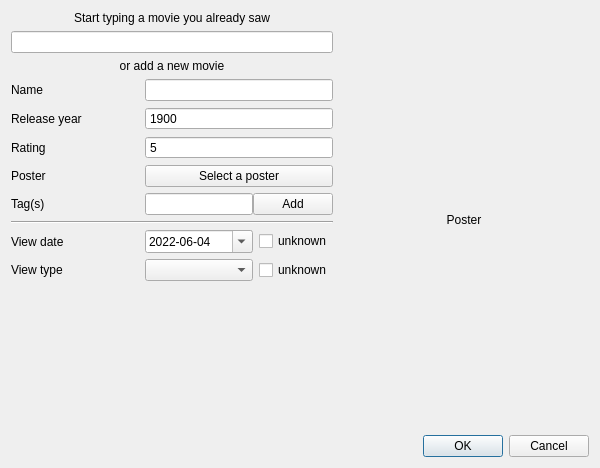
Before: the Qt Designer form Dialogs/AddViewDialog.ui in AmbreM71/MovieManager, drawn with Qt 5.
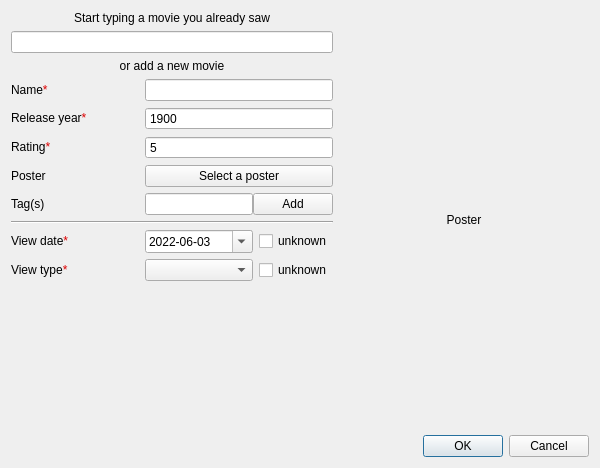
After: the same form once the commit is applied.

What changed in the file:
```diff
--- a/Dialogs/AddViewDialog.ui
+++ b/Dialogs/AddViewDialog.ui
@@ -92,7 +92,7 @@
      <item row="3" column="0">
       <widget class="QLabel" name="MovieNameLabel">
        <property name="text">
-        <string>Name</string>
+        <string>&lt;html&gt;&lt;head/&gt;&lt;body&gt;&lt;p&gt;Name&lt;span style=&quot; color:#dd0000;&quot;&gt;*&lt;/span&gt;&lt;/p&gt;&lt;/body&gt;&lt;/html&gt;</string>
        </property>
       </widget>
      </item>
@@ -109,7 +109,7 @@
      <item row="4" column="0">
       <widget class="QLabel" name="MovieReleaseYearLabel">
        <property name="text">
-        <string>Release year</string>
+        <string>&lt;html&gt;&lt;head/&gt;&lt;body&gt;&lt;p&gt;Release year&lt;span style=&quot; color:#dd0000;&quot;&gt;*&lt;/span&gt;&lt;/p&gt;&lt;/body&gt;&lt;/html&gt;</string>
        </property>
       </widget>
      </item>
@@ -150,7 +150,7 @@
      <item row="10" column="0">
       <widget class="QLabel" name="MovieViewDateLabel">
        <property name="text">
-        <string>View date</string>
+        <string>&lt;html&gt;&lt;head/&gt;&lt;body&gt;&lt;p&gt;View date&lt;span style=&quot; color:#dd0000;&quot;&gt;*&lt;/span&gt;&lt;/p&gt;&lt;/body&gt;&lt;/html&gt;</string>
        </property>
       </widget>
      </item>
@@ -219,7 +219,7 @@
      <item row="5" column="0">
       <widget class="QLabel" name="MovieRatingLabel">
        <property name="text">
-        <string>Rating</string>
+        <string>&lt;html&gt;&lt;head/&gt;&lt;body&gt;&lt;p&gt;Rating&lt;span style=&quot; color:#dd0000;&quot;&gt;*&lt;/span&gt;&lt;/p&gt;&lt;/body&gt;&lt;/html&gt;</string>
        </property>
       </widget>
      </item>
@@ -252,7 +252,7 @@
      <item row="11" column="0">
       <widget class="QLabel" name="MovieViewTypeLabel">
        <property name="text">
-        <string>View type</string>
+        <string>&lt;html&gt;&lt;head/&gt;&lt;body&gt;&lt;p&gt;View type&lt;span style=&quot; color:#dd0000;&quot;&gt;*&lt;/span&gt;&lt;/p&gt;&lt;/body&gt;&lt;/html&gt;</string>
        </property>
       </widget>
      </item>
@@ -279,7 +279,7 @@
            <second>0</second>
            <year>2022</year>
            <month>6</month>
-           <day>4</day>
+           <day>3</day>
           </datetime>
          </property>
          <property name="maximumDateTime">
@@ -299,7 +299,7 @@
            <second>0</second>
            <year>1899</year>
            <month>11</month>
-           <day>28</day>
+           <day>27</day>
           </datetime>
          </property>
          <property name="displayFormat">
```
